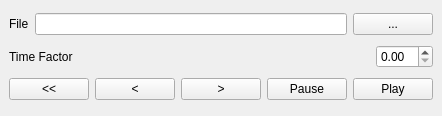
Above: basestation/logplayer.ui from wpfhtl/octocopter before the change. Below: the same form after it.
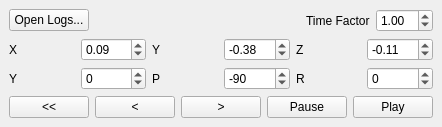
That is the form after the change.

Commit message: logplayer in basestation is almost ready...

What changed in the file:
```diff
--- a/basestation/logplayer.ui
+++ b/basestation/logplayer.ui
@@ -6,12 +6,12 @@
    <rect>
     <x>0</x>
     <y>0</y>
-    <width>236</width>
-    <height>116</height>
+    <width>266</width>
+    <height>142</height>
    </rect>
   </property>
   <property name="sizePolicy">
-   <sizepolicy hsizetype="Maximum" vsizetype="Preferred">
+   <sizepolicy hsizetype="Preferred" vsizetype="Preferred">
     <horstretch>0</horstretch>
     <verstretch>0</verstretch>
    </sizepolicy>
@@ -21,7 +21,7 @@
   </property>
   <widget class="QWidget" name="dockWidgetContents">
    <property name="sizePolicy">
-    <sizepolicy hsizetype="Maximum" vsizetype="Preferred">
+    <sizepolicy hsizetype="Maximum" vsizetype="Maximum">
      <horstretch>0</horstretch>
      <verstretch>0</verstretch>
     </sizepolicy>
@@ -30,30 +30,9 @@
     <item>
      <layout class="QHBoxLayout" name="horizontalLayout">
       <item>
-       <widget class="QLabel" name="label">
+       <widget class="QPushButton" name="mPushButtonOpenLogs">
         <property name="text">
-         <string>File</string>
-        </property>
-       </widget>
-      </item>
-      <item>
-       <widget class="QLineEdit" name="mLineEditLogFile"/>
-      </item>
-      <item>
-       <widget class="QPushButton" name="mPushButtonChooseFile">
-        <property name="text">
-         <string>...</string>
-        </property>
-       </widget>
-      </item>
-     </layout>
-    </item>
-    <item>
-     <layout class="QHBoxLayout" name="horizontalLayout_2">
-      <item>
-       <widget class="QLabel" name="label_2">
-        <property name="text">
-         <string>Time Factor</string>
+         <string>Open Logs...</string>
         </property>
        </widget>
       </item>
@@ -71,7 +50,163 @@
        </spacer>
       </item>
       <item>
-       <widget class="QDoubleSpinBox" name="doubleSpinBox"/>
+       <widget class="QLabel" name="label_2">
+        <property name="text">
+         <string>Time Factor</string>
+        </property>
+       </widget>
+      </item>
+      <item>
+       <widget class="QDoubleSpinBox" name="doubleSpinBox">
+        <property name="value">
+         <double>1.000000000000000</double>
+        </property>
+       </widget>
+      </item>
+     </layout>
+    </item>
+    <item>
+     <layout class="QGridLayout" name="gridLayout">
+      <item row="0" column="0">
+       <widget class="QLabel" name="label_3">
+        <property name="text">
+         <string>X</string>
+        </property>
+       </widget>
+      </item>
+      <item row="0" column="1">
+       <widget class="QDoubleSpinBox" name="doubleSpinBox_2">
+        <property name="minimum">
+         <double>-1.000000000000000</double>
+        </property>
+        <property name="maximum">
+         <double>1.000000000000000</double>
+        </property>
+        <property name="singleStep">
+         <double>0.010000000000000</double>
+        </property>
+        <property name="value">
+         <double>0.090000000000000</double>
+        </property>
+       </widget>
+      </item>
+      <item row="0" column="2">
+       <widget class="QLabel" name="label_6">
+        <property name="text">
+         <string>Y</string>
+        </property>
+       </widget>
+      </item>
+      <item row="0" column="3">
+       <widget class="QDoubleSpinBox" name="doubleSpinBox_3">
+        <property name="minimum">
+         <double>-1.000000000000000</double>
+        </property>
+        <property name="maximum">
+         <double>1.000000000000000</double>
+        </property>
+        <property name="singleStep">
+         <double>0.010000000000000</double>
+        </property>
+        <property name="value">
+         <double>-0.380000000000000</double>
+        </property>
+       </widget>
+      </item>
+      <item row="0" column="4">
+       <widget class="QLabel" name="label_7">
+        <property name="text">
+         <string>Z</string>
+        </property>
+       </widget>
+      </item>
+      <item row="0" column="5">
+       <widget class="QDoubleSpinBox" name="doubleSpinBox_4">
+        <property name="minimum">
+         <double>-1.000000000000000</double>
+        </property>
+        <property name="maximum">
+         <double>1.000000000000000</double>
+        </property>
+        <property name="singleStep">
+         <double>0.010000000000000</double>
+        </property>
+        <property name="value">
+         <double>-0.110000000000000</double>
+        </property>
+       </widget>
+      </item>
+      <item row="1" column="0">
+       <widget class="QLabel" name="label">
+        <property name="text">
+         <string>Y</string>
+        </property>
+       </widget>
+      </item>
+      <item row="1" column="1">
+       <widget class="QDoubleSpinBox" name="doubleSpinBox_5">
+        <property name="decimals">
+         <number>0</number>
+        </property>
+        <property name="minimum">
+         <double>-180.000000000000000</double>
+        </property>
+        <property name="maximum">
+         <double>180.000000000000000</double>
+        </property>
+        <property name="singleStep">
+         <double>0.500000000000000</double>
+        </property>
+       </widget>
+      </item>
+      <item row="1" column="2">
+       <widget class="QLabel" name="label_4">
+        <property name="text">
+         <string>P</string>
+        </property>
+       </widget>
+      </item>
+      <item row="1" column="3">
+       <widget class="QDoubleSpinBox" name="doubleSpinBox_6">
+        <property name="decimals">
+         <number>0</number>
+        </property>
+        <property name="minimum">
+         <double>-180.000000000000000</double>
+        </property>
+        <property name="maximum">
+         <double>180.000000000000000</double>
+        </property>
+        <property name="singleStep">
+         <double>0.500000000000000</double>
+        </property>
+        <property name="value">
+         <double>-90.000000000000000</double>
+        </property>
+       </widget>
+      </item>
+      <item row="1" column="4">
+       <widget class="QLabel" name="label_5">
+        <property name="text">
+         <string>R</string>
+        </property>
+       </widget>
+      </item>
+      <item row="1" column="5">
+       <widget class="QDoubleSpinBox" name="doubleSpinBox_7">
+        <property name="decimals">
+         <number>0</number>
+        </property>
+        <property name="minimum">
+         <double>-180.000000000000000</double>
+        </property>
+        <property name="singleStep">
+         <double>0.500000000000000</double>
+        </property>
+        <property name="value">
+         <double>0.000000000000000</double>
+        </property>
+       </widget>
       </item>
      </layout>
     </item>
```
Left out of the diff: 3 changed lines with no effect on the pictures. The commit also changes 16 other files.
